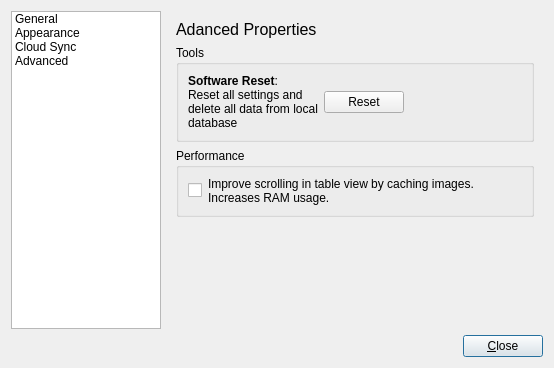
Above: ui/preferencesdialog.ui from giowck/symphytum before the change. Below: the same form after it.
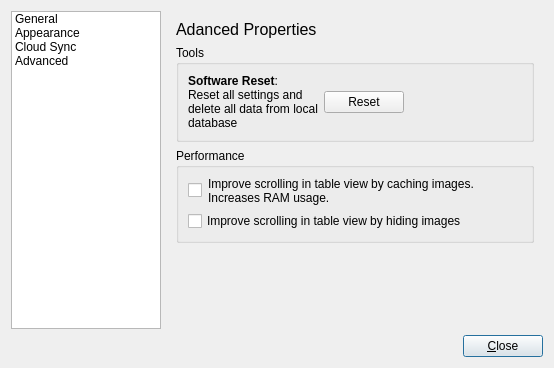
That is the form after the change. The open tabs and pages were chosen to show the change. Icons and pictures are not drawn.

Commit message: allow hiding of images in table view (#110)

Patch:
```diff
--- a/ui/preferencesdialog.ui
+++ b/ui/preferencesdialog.ui
@@ -603,6 +603,16 @@
               </item>
              </layout>
             </item>
+            <item>
+             <widget class="QCheckBox" name="hideImagesTableViewCheckBox">
+              <property name="toolTip">
+               <string>&lt;html&gt;&lt;head/&gt;&lt;body&gt;&lt;p&gt;Images that are loaded from disk in table view can cause a poor scrolling experience. &lt;br/&gt;Hiding images from the table view allows a smooth scrolling experience on weak devices.&lt;/p&gt;&lt;/body&gt;&lt;/html&gt;</string>
+              </property>
+              <property name="text">
+               <string>Improve scrolling in table view by hiding images</string>
+              </property>
+             </widget>
+            </item>
            </layout>
           </widget>
          </item>
```
The commit also changes 4 other files.
